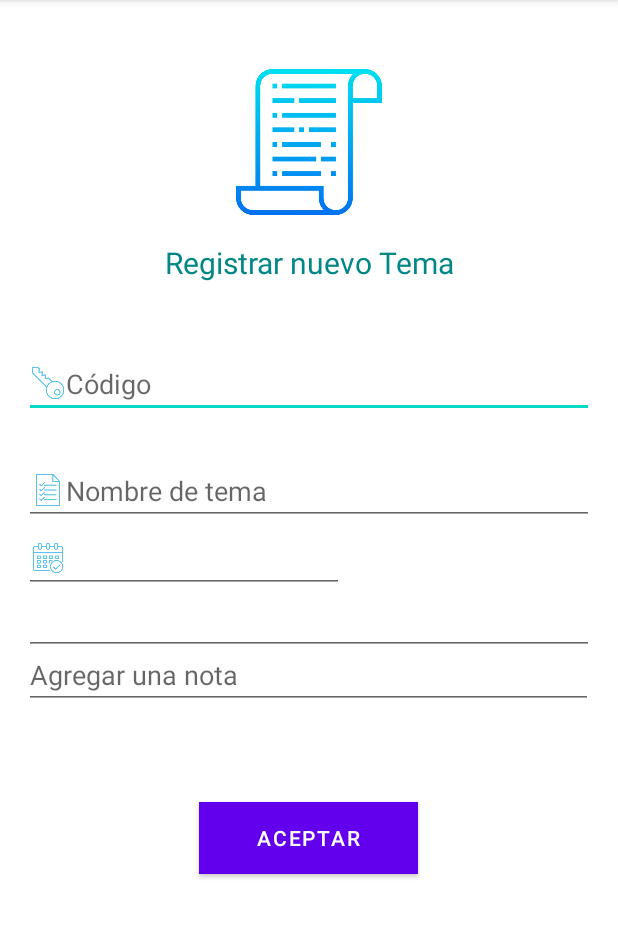
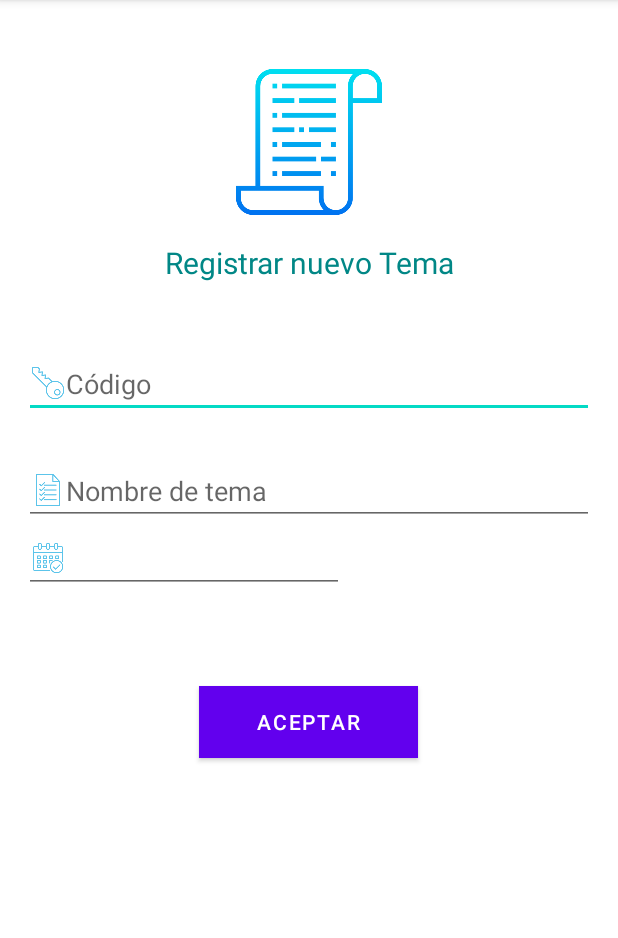
Before and after one commit to ZileidyAB/bitacoraAprendizaje, an Android app: the RegistrarTemaActivity screen opened directly, with no data from a screen before it, on a phone screen of 412 x 824 dp, the part 84-1022 px from its top. Run offline under Robolectric (Android 15) with nearby library versions, the phone set to English and light mode, and no system bars.

Commit message:
Registrar tema

```diff
--- a/misgruposv01/src/main/res/layout/activity_registrar_tema.xml
+++ b/misgruposv01/src/main/res/layout/activity_registrar_tema.xml
@@ -18,7 +18,7 @@
         android:layout_marginTop="30dp"
         android:src="@drawable/temas" />
 
-    <!--VER img graduarse  android:drawableLeft="@drawable/graduarse"-->
+
     <TextView
         android:id="@+id/titulo_tema"
         android:layout_width="match_parent"
@@ -61,30 +61,31 @@
         android:ems="10"
         android:inputType="date" />
 
-    <EditText
-        android:id="@+id/vacio"
-        android:layout_width="382dp"
-        android:layout_height="wrap_content"
-        android:layout_below="@+id/fecha"
-        android:layout_marginTop="-4dp" />
+<!--    <EditText-->
+<!--        android:id="@+id/vacio"-->
+<!--        android:layout_width="382dp"-->
+<!--        android:layout_height="wrap_content"-->
+<!--        android:layout_below="@+id/fecha"-->
+<!--        android:layout_marginTop="-4dp" />-->
 
-    <EditText
-        android:id="@+id/nota"
-        android:layout_width="379dp"
-        android:layout_height="wrap_content"
-        android:layout_below="@+id/vacio"
-        android:layout_marginTop="-9dp"
-        android:hint="@string/mensaje_notaTema"
-        android:visibility="visible" />
+<!--    <EditText-->
+<!--        android:id="@+id/nota"-->
+<!--        android:layout_width="379dp"-->
+<!--        android:layout_height="wrap_content"-->
+<!--        android:layout_below="@+id/vacio"-->
+<!--        android:layout_marginTop="-9dp"-->
+<!--        android:hint="@string/mensaje_notaTema"-->
+<!--        android:visibility="visible" />-->
 
     <Button
         android:id="@+id/button1"
         android:layout_width="146dp"
         android:layout_height="wrap_content"
-        android:layout_below="@+id/nota"
+        android:layout_below="@+id/fecha"
         android:layout_centerInParent="true"
         android:layout_marginTop="62dp"
         android:background="@color/celeste"
+        android:onClick="crearTema"
         android:text="@string/boton_aceptarTema" />
 
 </RelativeLayout>
```
Also changed, not shown: misgruposv01/src/main/java/py/com/misgruposv01/activities/RegistrarTemaActivity.java (+51 -59 lines).
